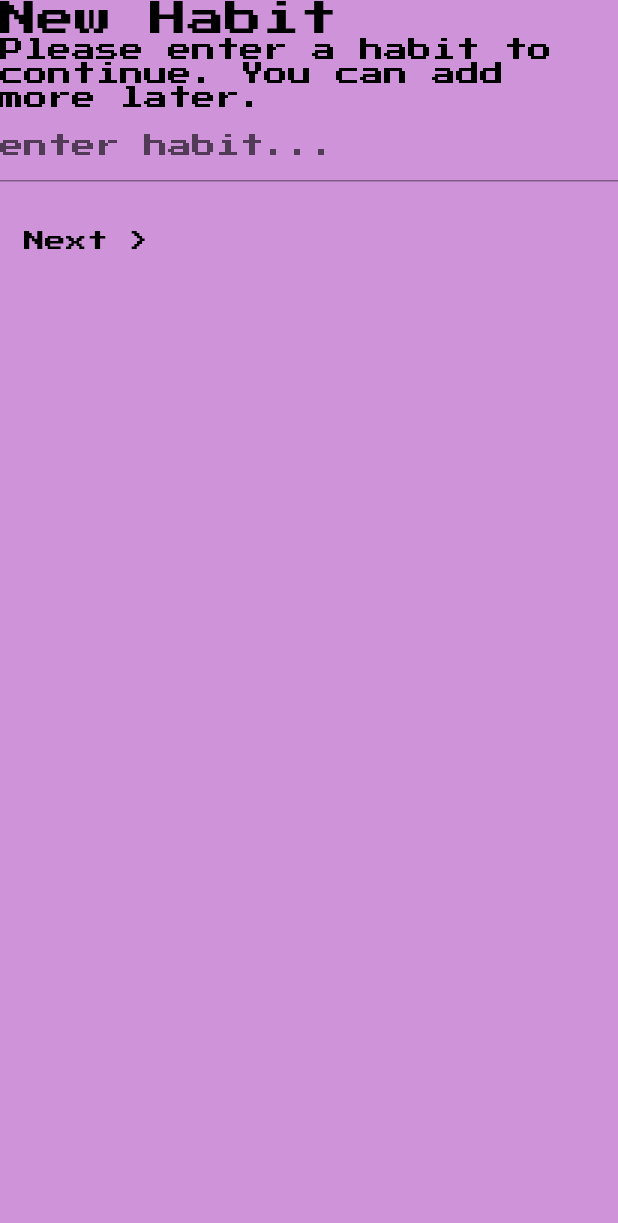
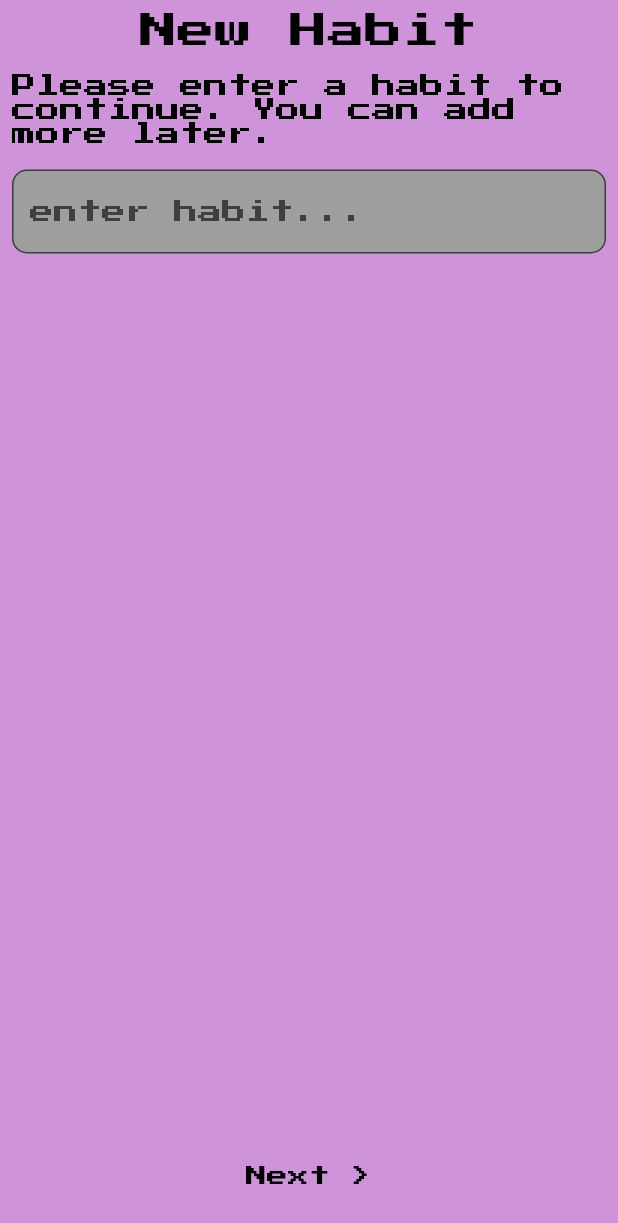
Before and after one commit to jamesecowell/needy-pet, a Flutter app: the NewHabit screen opened directly, on a phone screen of 412 x 824 dp. Shown: the top 1223 px of the screen. Run offline on Flutter 3.47's test engine with Material 2 defaults, Android fonts, the phone set to English and light mode, and no system bars.

Commit message:
formatting for NewHabit

```diff
--- a/lib/NewHabit.dart
+++ b/lib/NewHabit.dart
@@ -34,9 +34,11 @@ class MyCustomFormState extends State<MyCustomForm> {
     return Form(
       key: _formKey,
       child: Column(
-        crossAxisAlignment: CrossAxisAlignment.start,
+        crossAxisAlignment: CrossAxisAlignment.center,
         children: <Widget>[
-          Text(
+          Padding(
+            padding: const EdgeInsets.all(8.0),
+            child: Text(
               'New Habit',
               style: TextStyle(
                 fontFamily: 'PressStart2P',
@@ -44,7 +46,10 @@ class MyCustomFormState extends State<MyCustomForm> {
                 fontSize: 25.0,
               ),
             ),
-          Text(
+          ),
+          Padding(
+            padding: const EdgeInsets.all(8.0),
+            child: Text(
               'Please enter a habit to continue. You can add more later.',
               style: TextStyle(
                 fontFamily: 'PressStart2P',
@@ -52,10 +57,19 @@ class MyCustomFormState extends State<MyCustomForm> {
                 fontSize: 16.0,
               ),
             ),
-          TextFormField(
+          ),
+          Padding(
+            padding: const EdgeInsets.all(8.0),
+            child: TextFormField(
               decoration: InputDecoration(
+                border: OutlineInputBorder(
+                  borderRadius: BorderRadius.all(
+                    Radius.circular(10),
+                  ),
+                ),
+                filled: true,
+                fillColor: Colors.grey,
                 hintText: 'enter habit...',
-              fillColor: Colors.grey,
               ),
               style: TextStyle(
                 fontFamily: 'PressStart2P',
@@ -69,6 +83,8 @@ class MyCustomFormState extends State<MyCustomForm> {
                 return null;
               },
             ),
+          ),
+          Spacer(),
           Padding(
             padding: const EdgeInsets.symmetric(vertical: 16.0),
             child: FlatButton(
```
Lines whose indentation alone changed are shown as unchanged.
